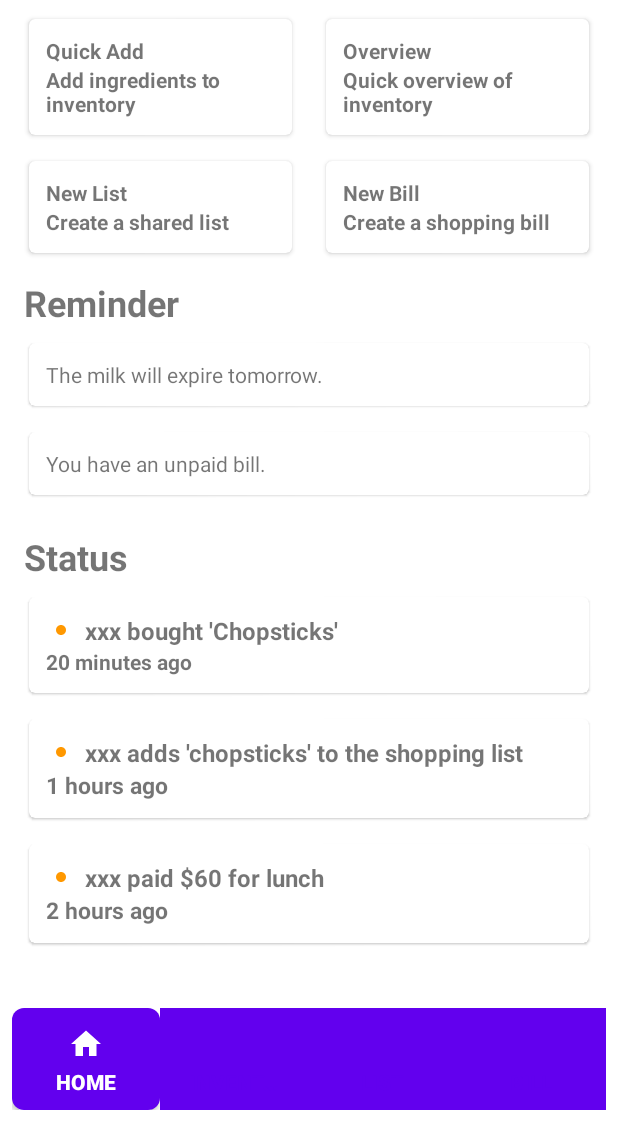
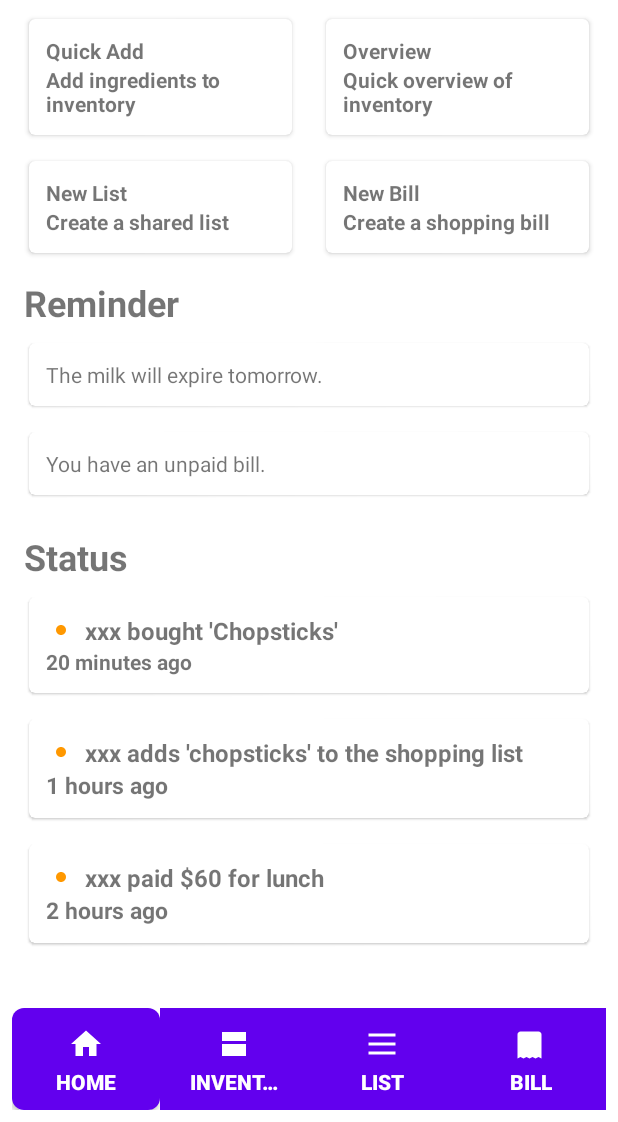
Before and after one commit to KyokaiNoKanata/Split_Basket, an Android app: the screen it shows after launch (HomeActivity), on a phone screen of 412 x 824 dp, the part 114-1236 px from its top. Run offline under Robolectric (Android 15) with nearby library versions, the phone set to English and light mode, and no system bars.

Commit message:
style(ui): 修改底部导航默认颜色为白色以提高可见性
将底部导航的默认颜色从主题主色改为白色，确保在所有背景上都能清晰可见

```diff
--- a/app/src/main/res/color/bottom_nav_tint.xml
+++ b/app/src/main/res/color/bottom_nav_tint.xml
@@ -4,6 +4,6 @@
     <item android:state_pressed="true" android:color="@color/nav_active_text" />
     <!-- Selected: active page text color (usually white) -->
     <item android:state_checked="true" android:color="@color/nav_active_text" />
-    <!-- Default: theme primary color -->
-    <item android:color="?attr/colorPrimary" />
+    <!-- Default: white color for visibility on all backgrounds -->
+    <item android:color="@color/white" />
 </selector>
```
